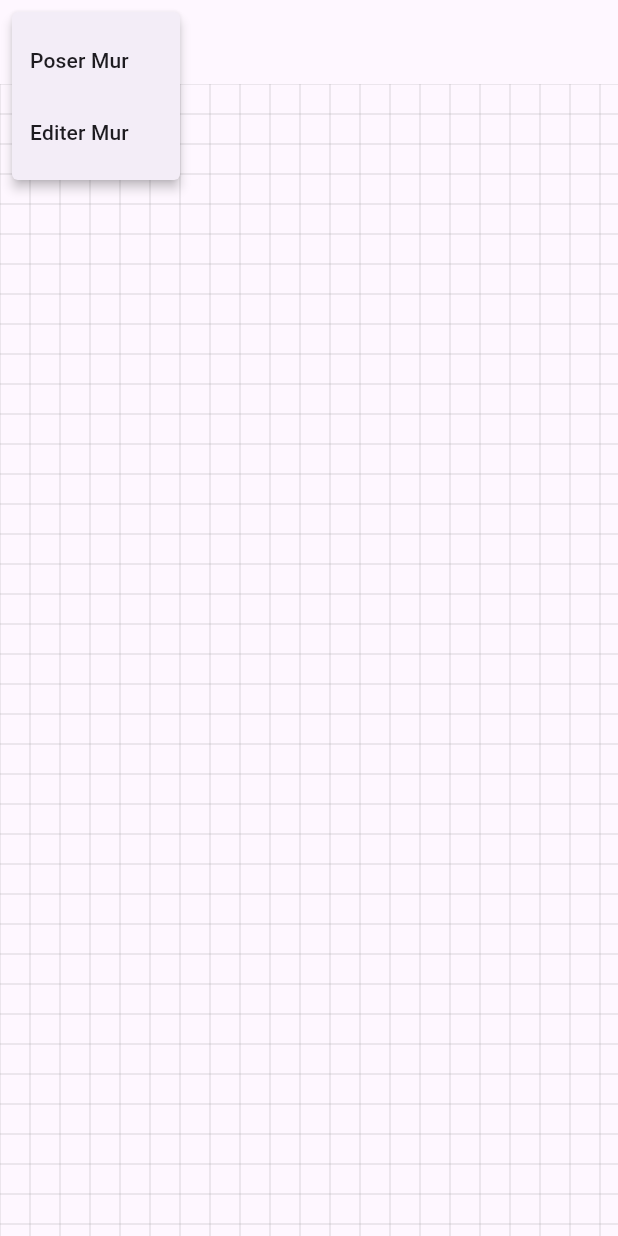
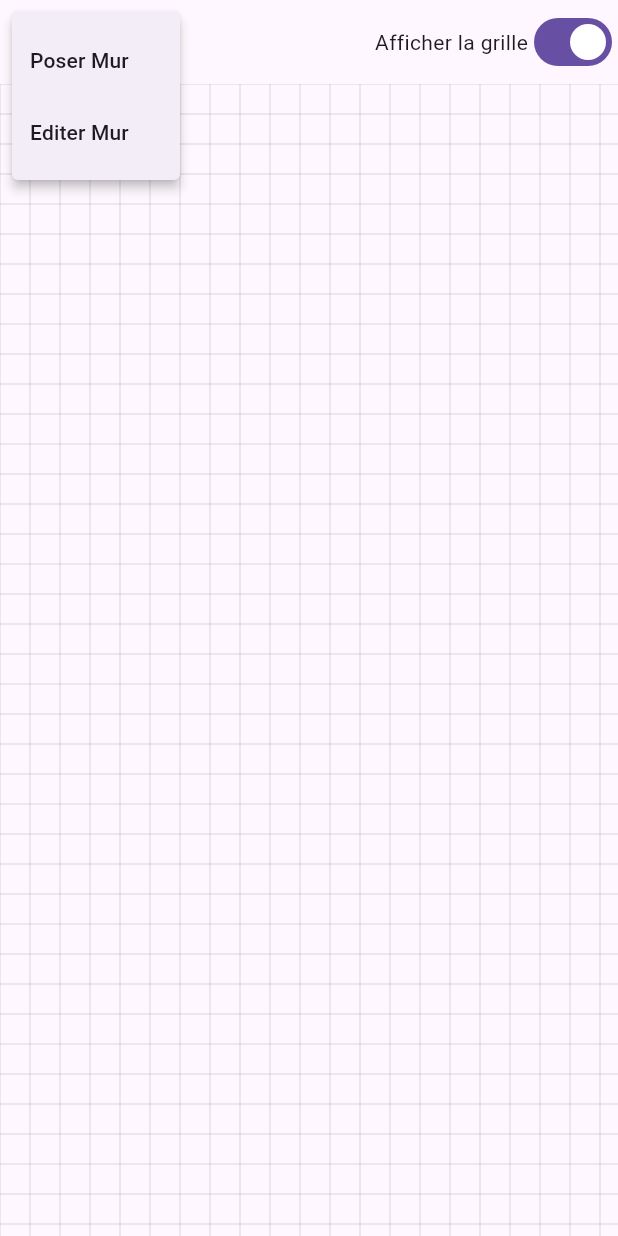
Before and after one commit to avekia-x-sudria-2024/mvp_flutter, a Flutter app: the screen it shows after launch, after a tap on the "more vert" icon, on a phone screen of 412 x 824 dp. Run offline on Flutter 3.47's test engine with Material 3 defaults, Android fonts, the phone set to English and light mode, and no system bars.

Commit message:
Add : Wall length & Grid visibility

```diff
--- a/lib/wall_builder.dart
+++ b/lib/wall_builder.dart
@@ -1,7 +1,9 @@
+// ignore_for_file: deprecated_member_use
+
 import 'package:flutter/material.dart';
 import 'package:flutter/services.dart'; // Importer pour gérer les événements du clavier
-import 'line.dart'; // Importer la classe Line
-import 'wall_painter.dart'; // Importer le peintre de murs
+import 'line.dart';
+import 'wall_painter.dart';
 import 'dart:math';
 
 class WallBuilder extends StatefulWidget {
@@ -10,25 +12,28 @@ class WallBuilder extends StatefulWidget {
 }
 
 class _WallBuilderState extends State<WallBuilder> {
-  Offset? startPoint; // Point de départ du mur
-  Offset? endPoint; // Point d'arrivée du mur
-  List<Line> walls = []; // Liste des murs ajoutés
-  bool isDrawingWall = false; // État pour savoir si on dessine un mur
-  Line? selectedWall; // Mur sélectionné pour édition
-  Offset? selectedEndpoint; // L'extrémité sélectionnée pour modification
-  static const double gridSize = 20.0; // Taille de la grille
+  Offset? startPoint; // Point de départ pour dessiner un mur
+  Offset? endPoint; // Point d'arrivée pour dessiner un mur
+  List<Line> walls = []; // Liste de tous les murs
+  bool isDrawingWall = false; // Indique si un mur est en train d'être dessiné
+  Line? selectedWall; // Mur actuellement sélectionné
+  Offset? selectedEndpoint; // Extrémité actuellement sélectionnée d'un mur
+  static const double gridSize = 20.0; // Taille de la grille pour le dessin
+
+  bool isGridVisible =
+      true; // Variable pour contrôler la visibilité de la grille
 
   @override
   void initState() {
     super.initState();
-    RawKeyboard.instance
-        .addListener(_handleKeyEvent); // Écouter les événements du clavier
+    RawKeyboard.instance.addListener(
+        _handleKeyEvent); // Ajouter un écouteur d'événements clavier
   }
 
   @override
   void dispose() {
     RawKeyboard.instance.removeListener(
-        _handleKeyEvent); // Nettoyer l'écouteur lors de la destruction
+        _handleKeyEvent); // Retirer l'écouteur d'événements clavier
     super.dispose();
   }
 
@@ -36,10 +41,12 @@ class _WallBuilderState extends State<WallBuilder> {
   void _handleKeyEvent(RawKeyEvent event) {
     if (event is RawKeyDownEvent &&
         event.logicalKey == LogicalKeyboardKey.delete) {
-      // Supprimer les murs sélectionnés si on n'est pas en mode dessin
+      // Si la touche "Supprimer" est enfoncée
       if (!isDrawingWall) {
+        // Supprimer les murs sélectionnés si on n'est pas en mode dessin
         setState(() {
-          walls.removeWhere((wall) => wall.isSelected);
+          walls.removeWhere((wall) =>
+              wall.isSelected); // Retirer les murs sélectionnés de la liste
         });
       }
     }
@@ -47,43 +54,51 @@ class _WallBuilderState extends State<WallBuilder> {
 
   // Gérer le tap pour dessiner ou sélectionner un mur
   void _onTapDown(TapDownDetails details) {
-    final tapPosition = details.localPosition;
+    final tapPosition = details.localPosition; // Récupérer la position du tap
 
     if (isDrawingWall) {
-      // Si en mode dessin de mur, seulement dessiner un nouveau mur, pas d'édition
+      // Si on est en mode dessin de mur
       if (startPoint == null) {
+        // Si le point de départ n'est pas défini
         setState(() {
-          startPoint = _snapToGrid(tapPosition); // Définir le point de départ
-          endPoint = startPoint; // Initialiser le point d'arrivée
+          startPoint = _snapToGrid(
+              tapPosition); // Définir le point de départ aligné à la grille
+          endPoint =
+              startPoint; // Initialiser le point d'arrivée au point de départ
         });
       } else {
+        // Si le point de départ est déjà défini
         setState(() {
-          walls.add(Line(startPoint!, endPoint!)); // Ajouter un nouveau mur
+          walls.add(Line(
+              startPoint!, endPoint!)); // Ajouter un nouveau mur à la liste
           startPoint = null; // Réinitialiser les points
           endPoint = null;
         });
       }
     } else {
-      // Si hors du mode dessin, on peut éditer les murs
+      // Si on n'est pas en mode dessin
       for (var wall in walls) {
         if (isNearPoint(tapPosition, wall.start)) {
+          // Vérifier si le tap est près du point de départ du mur
           setState(() {
-            selectedWall = wall;
+            selectedWall = wall; // Sélectionner le mur
             selectedEndpoint = wall.start; // Sélectionner le point de départ
-            wall.isSelected = true; // Marquer comme sélectionné
+            wall.isSelected = true; // Marquer le mur comme sélectionné
           });
           return;
         } else if (isNearPoint(tapPosition, wall.end)) {
+          // Vérifier si le tap est près du point d'arrivée du mur
           setState(() {
-            selectedWall = wall;
+            selectedWall = wall; // Sélectionner le mur
             selectedEndpoint = wall.end; // Sélectionner le point d'arrivée
-            wall.isSelected = true; // Marquer comme sélectionné
+            wall.isSelected = true; // Marquer le mur comme sélectionné
           });
           return;
         } else if (isNearLine(tapPosition, wall.start, wall.end)) {
+          // Vérifier si le tap est près du mur
           setState(() {
-            selectedWall = wall;
-            wall.isSelected = !wall.isSelected; // Inverser la sélection
+            selectedWall = wall; // Sélectionner le mur
+            wall.isSelected = !wall.isSelected; // Inverser l'état de sélection
           });
           return;
         }
@@ -91,19 +106,21 @@ class _WallBuilderState extends State<WallBuilder> {
 
       // Si aucun mur n'est sélectionné, désélectionner tout
       setState(() {
-        selectedWall = null;
-        selectedEndpoint = null;
-        walls.forEach((wall) => wall.isSelected = false);
+        selectedWall = null; // Réinitialiser la sélection
+        selectedEndpoint = null; // Réinitialiser le point sélectionné
+        walls.forEach(
+            (wall) => wall.isSelected = false); // Désélectionner tous les murs
       });
     }
   }
 
   // Mettre à jour la position du mur pendant le glissement
   void _onPanUpdate(DragUpdateDetails details) {
-    final dragPosition = _snapToGrid(details.localPosition);
+    final dragPosition = _snapToGrid(details
+        .localPosition); // Récupérer la position de glissement alignée à la grille
 
     if (!isDrawingWall && selectedWall != null && selectedEndpoint != null) {
-      // Déplacer une extrémité du mur sélectionné si en mode édition
+      // Déplacer une extrémité du mur sélectionné si on n'est pas en mode dessin
       setState(() {
         if (selectedEndpoint == selectedWall!.start) {
           selectedWall!.start = dragPosition; // Déplacer le point de départ
@@ -114,7 +131,8 @@ class _WallBuilderState extends State<WallBuilder> {
     } else if (isDrawingWall && startPoint != null) {
       // Mettre à jour le point d'arrivée pendant le dessin
       setState(() {
-        endPoint = dragPosition;
+        endPoint =
+            dragPosition; // Définir la nouvelle position de l'extrémité du mur
       });
     }
   }
@@ -122,19 +140,22 @@ class _WallBuilderState extends State<WallBuilder> {
   // Réinitialiser la sélection après le glissement
   void _onPanEnd(DragEndDetails details) {
     setState(() {
-      selectedEndpoint = null; // Aucune extrémité sélectionnée
+      selectedEndpoint = null; // Réinitialiser l'extrémité sélectionnée
     });
   }
 
   // Vérifier si un point est proche d'une ligne
-  bool isNearLine(Offset p, Offset start, Offset end, {double threshold = 10.0}) {
-    double distance = _distancePointToLine(p, start, end);
+  bool isNearLine(Offset p, Offset start, Offset end,
+      {double threshold = 10.0}) {
+    double distance =
+        _distancePointToLine(p, start, end); // Calculer la distance au mur
     return distance < threshold; // Retourne vrai si le point est proche
   }
 
   // Vérifier si un point est proche d'un autre point
   bool isNearPoint(Offset p, Offset point, {double threshold = 10.0}) {
-    return (p - point).distance < threshold; // Retourne vrai si le point est proche
+    return (p - point).distance <
+        threshold; // Retourne vrai si le point est proche
   }
 
   // Calculer la distance d'un point à une ligne
@@ -163,7 +184,7 @@ class _WallBuilderState extends State<WallBuilder> {
 
     final double dx = point.dx - xx;
     final double dy = point.dy - yy;
-    return sqrt(dx * dx + dy * dy); // Retourner la distance
+    return sqrt(dx * dx + dy * dy); // Retourne la distance
   }
 
   // Arrondir un point à la grille
@@ -179,10 +200,10 @@ class _WallBuilderState extends State<WallBuilder> {
     if (value == 'Poser Mur') {
       setState(() {
         isDrawingWall = true; // Activer le mode de dessin
-        // Désélectionner tout quand on entre en mode mur
-        selectedWall = null;
-        selectedEndpoint = null;
-        walls.forEach((wall) => wall.isSelected = false);
+        selectedWall = null; // Désélectionner tout
+        selectedEndpoint = null; // Réinitialiser l'extrémité sélectionnée
+        walls.forEach(
+            (wall) => wall.isSelected = false); // Désélectionner tous les murs
       });
     } else {
       setState(() {
@@ -191,27 +212,46 @@ class _WallBuilderState extends State<WallBuilder> {
     }
   }
 
+  // Interface utilisateur
   @override
   Widget build(BuildContext context) {
     return Scaffold(
       appBar: AppBar(
         leading: PopupMenuButton<String>(
-          onSelected: _selectMenu,
+          onSelected: _selectMenu, // Gérer la sélection du menu
           itemBuilder: (BuildContext context) {
             return {'Poser Mur', 'Editer Mur'}.map((String choice) {
               return PopupMenuItem<String>(
                 value: choice,
-                child: Text(choice),
+                child: Text(choice), // Afficher l'élément du menu
               );
             }).toList();
           },
         ),
+        actions: [
+          // Contrôle pour afficher ou masquer la grille
+          Row(
+            children: [
+              Text("Afficher la grille"),
+              Switch(
+                value: isGridVisible, // État du switch
+                onChanged: (value) {
+                  setState(() {
+                    isGridVisible = value; // Mettre à jour l'état de la grille
+                  });
+                },
+              ),
+            ],
+          ),
+        ],
       ),
       body: MouseRegion(
         onHover: (PointerEvent details) {
+          // Mettre à jour la position de fin du mur pendant le survol de la souris
           if (isDrawingWall && startPoint != null) {
             setState(() {
-              endPoint = _snapToGrid(details.localPosition);
+              endPoint = _snapToGrid(details
+                  .localPosition); // Mettre à jour le point de fin aligné à la grille
             });
           }
         },
@@ -220,13 +260,15 @@ class _WallBuilderState extends State<WallBuilder> {
           onPanUpdate: _onPanUpdate, // Gérer le glissement
           onPanEnd: _onPanEnd, // Gérer la fin du glissement
           child: CustomPaint(
-            size: Size.infinite,
+            size: Size.infinite, // Peindre sur toute la surface
             painter: WallPainter(
+              // Passer les infos au peintre
               walls: walls,
               startPoint: startPoint,
               endPoint: endPoint,
               selectedWall: selectedWall,
               selectedEndpoint: selectedEndpoint,
+              isGridVisible: isGridVisible,
             ),
           ),
         ),
--- a/lib/wall_painter.dart
+++ b/lib/wall_painter.dart
@@ -1,12 +1,14 @@
 import 'package:flutter/material.dart';
-import 'line.dart'; // Importer la classe Line
+import 'line.dart';
+import 'dart:math';
 
 class WallPainter extends CustomPainter {
-  final List<Line> walls; // Liste des murs
-  final Offset? startPoint; // Point de départ du mur en cours de dessin
-  final Offset? endPoint; // Point d'arrivée du mur en cours de dessin
-  final Line? selectedWall; // Mur sélectionné
-  final Offset? selectedEndpoint; // Extrémité sélectionnée
+  final List<Line> walls;
+  final Offset? startPoint;
+  final Offset? endPoint;
+  final Line? selectedWall;
+  final Offset? selectedEndpoint;
+  final bool isGridVisible;
 
   WallPainter({
     required this.walls,
@@ -14,23 +16,34 @@ class WallPainter extends CustomPainter {
     this.endPoint,
     this.selectedWall,
     this.selectedEndpoint,
+    required this.isGridVisible,
   });
 
   @override
   void paint(Canvas canvas, Size size) {
-    // Peindre la grille
+    const textStyle = TextStyle(
+      color: Colors.black,
+      fontSize: 14,
+      backgroundColor: Colors.white,
+    );
+    final textPainter = TextPainter(
+      textAlign: TextAlign.center,
+      textDirection: TextDirection.ltr,
+    );
+
+    // Peindre la grille uniquement si elle est visible
+    if (isGridVisible) {
       final paintGrid = Paint()
         ..color = Colors.grey.withOpacity(0.5)
         ..strokeWidth = 0.5;
 
       for (double i = 0; i < size.width; i += 20.0) {
-      canvas.drawLine(
-          Offset(i, 0), Offset(i, size.height), paintGrid); // Lignes verticales
+        canvas.drawLine(Offset(i, 0), Offset(i, size.height), paintGrid);
       }
 
       for (double i = 0; i < size.height; i += 20.0) {
-      canvas.drawLine(Offset(0, i), Offset(size.width, i),
-          paintGrid); // Lignes horizontales
+        canvas.drawLine(Offset(0, i), Offset(size.width, i), paintGrid);
+      }
     }
 
     // Dessiner les murs
@@ -39,41 +52,81 @@ class WallPainter extends CustomPainter {
         ..color = wall.isSelected ? Colors.orange : Colors.blue
         ..strokeWidth = 10.0;
 
-      canvas.drawLine(wall.start, wall.end, paint); // Dessiner le mur
+      canvas.drawLine(wall.start, wall.end, paint);
 
-      if (wall.isSelected) {
-        // Dessiner les points de contrôle si le mur est sélectionné
-        canvas.drawCircle(
-            wall.start, 6, Paint()..color = Colors.green); // Point de départ
-        canvas.drawCircle(
-            wall.end, 6, Paint()..color = Colors.red); // Point d'arrivée
-      }
+      // Afficher la longueur du mur
+      canvas.drawCircle(wall.start, 6, Paint()..color = Colors.green);
+      canvas.drawCircle(wall.end, 6, Paint()..color = Colors.red);
+
+      // Calculer la longueur du mur
+      double length = _calculateLength(wall.start, wall.end);
+
+      // Préparer le texte à afficher
+      textPainter.text = TextSpan(
+        text:
+            "${length.toStringAsFixed(2)} m", // Longueur arrondie à 2 décimales
+        style: textStyle,
+      );
+      textPainter.layout();
+
+      // Trouver la position au milieu du mur pour afficher la longueur
+      Offset midpoint = Offset(
+        (wall.start.dx + wall.end.dx) / 2,
+        (wall.start.dy + wall.end.dy) / 2,
+      );
+
+      // Dessiner la longueur du mur
+      textPainter.paint(canvas, midpoint);
     }
 
     // Dessiner le mur en cours de dessin
     if (startPoint != null && endPoint != null) {
-      canvas.drawLine(
-        startPoint!,
-        endPoint!,
-        Paint()
+      final paintWall = Paint()
         ..color = Colors.red
-          ..strokeWidth = 10.0,
+        ..strokeWidth = 10.0;
+
+      canvas.drawLine(startPoint!, endPoint!, paintWall);
+
+      // Calculer la longueur du mur en cours de dessin
+      double length = _calculateLength(startPoint!, endPoint!);
+
+      // Préparer le texte à afficher
+      textPainter.text = TextSpan(
+        text:
+            "${length.toStringAsFixed(2)} m", // Longueur arrondie à 2 décimales
+        style: textStyle,
       );
+      textPainter.layout();
+
+      // Trouver la position au milieu du mur pour afficher la longueur
+      Offset midpoint = Offset(
+        (startPoint!.dx + endPoint!.dx) / 2,
+        (startPoint!.dy + endPoint!.dy) / 2,
+      );
+
+      // Dessiner la longueur du mur
+      textPainter.paint(canvas, midpoint);
     }
 
-    // Dessiner le point de départ en cours de dessin
     if (startPoint != null) {
       canvas.drawCircle(startPoint!, 5, Paint()..color = Colors.green);
     }
 
-    // Dessiner le point sélectionné
     if (selectedEndpoint != null) {
       canvas.drawCircle(selectedEndpoint!, 6, Paint()..color = Colors.yellow);
     }
   }
 
+  // Fonction pour calculer la longueur entre deux points
+  double _calculateLength(Offset start, Offset end) {
+    double dx = end.dx - start.dx;
+    double dy = end.dy - start.dy;
+    return sqrt(dx * dx + dy * dy) /
+        100; // Conversion des pixels en mètres (ex: 1 pixel = 1 cm)
+  }
+
   @override
   bool shouldRepaint(covariant CustomPainter oldDelegate) {
-    return true; // Redessiner à chaque mise à jour
+    return true;
   }
 }
```
Lines whose indentation alone changed are shown as unchanged.
